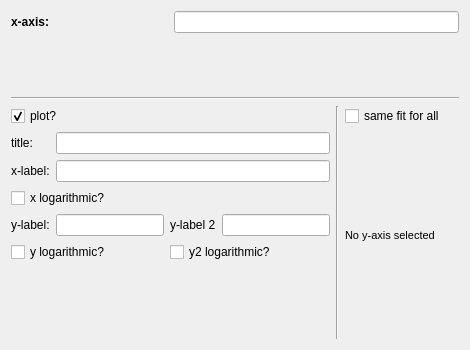
Before: the Qt Designer form nomad_camels/gui/plot_definer.ui in FAU-LAP/NOMAD-CAMELS, drawn with Qt 5.
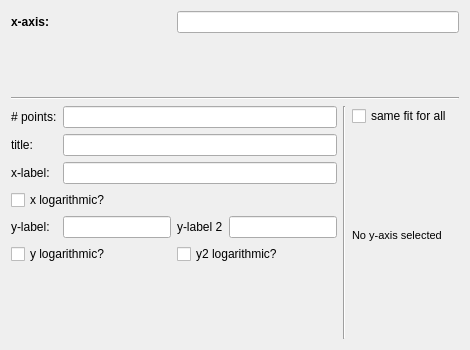
After: the same form once the commit is applied. Custom widgets are drawn as their Qt base class.

Commit message: Added the plot point number to the definition already

The edit to the form file:
```diff
--- a/nomad_camels/gui/plot_definer.ui
+++ b/nomad_camels/gui/plot_definer.ui
@@ -31,16 +31,6 @@
      </property>
     </widget>
    </item>
-   <item row="4" column="0" colspan="2">
-    <widget class="QCheckBox" name="checkBox_plot">
-     <property name="text">
-      <string>plot?</string>
-     </property>
-     <property name="checked">
-      <bool>true</bool>
-     </property>
-    </widget>
-   </item>
    <item row="3" column="0" colspan="4">
     <widget class="Line" name="line">
      <property name="orientation">
@@ -72,7 +62,14 @@
    <item row="1" column="0" colspan="4">
     <widget class="QWidget" name="y_axes" native="true"/>
    </item>
-   <item row="5" column="0" rowspan="4" colspan="2">
+   <item row="4" column="2" rowspan="5">
+    <widget class="Line" name="line_2">
+     <property name="orientation">
+      <enum>Qt::Vertical</enum>
+     </property>
+    </widget>
+   </item>
+   <item row="4" column="0" rowspan="5" colspan="2">
     <widget class="QWidget" name="plotting_group" native="true">
      <layout class="QGridLayout" name="gridLayout_2">
       <property name="leftMargin">
@@ -87,79 +84,89 @@
       <property name="bottomMargin">
        <number>0</number>
       </property>
-      <item row="1" column="0">
+      <item row="1" column="1" colspan="3">
+       <widget class="QLineEdit" name="lineEdit_title"/>
+      </item>
+      <item row="7" column="0" colspan="4">
+       <spacer name="verticalSpacer">
+        <property name="orientation">
+         <enum>Qt::Vertical</enum>
+        </property>
+        <property name="sizeHint" stdset="0">
+         <size>
+          <width>0</width>
+          <height>0</height>
+         </size>
+        </property>
+       </spacer>
+      </item>
+      <item row="2" column="0">
        <widget class="QLabel" name="label_2">
         <property name="text">
          <string>x-label:</string>
         </property>
        </widget>
       </item>
-      <item row="3" column="0">
-       <widget class="QLabel" name="label_3">
-        <property name="text">
-         <string>y-label:</string>
-        </property>
-       </widget>
-      </item>
-      <item row="3" column="1">
-       <widget class="QLineEdit" name="lineEdit_ylabel"/>
-      </item>
-      <item row="2" column="0" colspan="4">
+      <item row="3" column="0" colspan="4">
        <widget class="QCheckBox" name="checkBox_xlog">
         <property name="text">
          <string>x logarithmic?</string>
         </property>
        </widget>
       </item>
-      <item row="5" column="0" colspan="2">
+      <item row="6" column="0" colspan="2">
        <widget class="QCheckBox" name="checkBox_ylog">
         <property name="text">
          <string>y logarithmic?</string>
         </property>
        </widget>
       </item>
-      <item row="1" column="1" colspan="3">
-       <widget class="QLineEdit" name="lineEdit_xlabel"/>
-      </item>
-      <item row="3" column="2">
+      <item row="4" column="2">
        <widget class="QLabel" name="label_4">
         <property name="text">
          <string>y-label 2</string>
         </property>
        </widget>
       </item>
-      <item row="5" column="2" colspan="2">
+      <item row="6" column="2" colspan="2">
        <widget class="QCheckBox" name="checkBox_ylog2">
         <property name="text">
          <string>y2 logarithmic?</string>
         </property>
        </widget>
       </item>
-      <item row="3" column="3">
-       <widget class="QLineEdit" name="lineEdit_ylabel2"/>
-      </item>
-      <item row="0" column="0">
+      <item row="1" column="0">
        <widget class="QLabel" name="label">
         <property name="text">
          <string>title:</string>
         </property>
        </widget>
       </item>
+      <item row="4" column="0">
+       <widget class="QLabel" name="label_3">
+        <property name="text">
+         <string>y-label:</string>
+        </property>
+       </widget>
+      </item>
+      <item row="4" column="3">
+       <widget class="QLineEdit" name="lineEdit_ylabel2"/>
+      </item>
+      <item row="2" column="1" colspan="3">
+       <widget class="QLineEdit" name="lineEdit_xlabel"/>
+      </item>
+      <item row="4" column="1">
+       <widget class="QLineEdit" name="lineEdit_ylabel"/>
+      </item>
+      <item row="0" column="0">
+       <widget class="QLabel" name="label_6">
+        <property name="text">
+         <string># points:</string>
+        </property>
+       </widget>
+      </item>
       <item row="0" column="1" colspan="3">
-       <widget class="QLineEdit" name="lineEdit_title"/>
-      </item>
-      <item row="6" column="0" colspan="4">
-       <spacer name="verticalSpacer">
-        <property name="orientation">
-         <enum>Qt::Vertical</enum>
-        </property>
-        <property name="sizeHint" stdset="0">
-         <size>
-          <width>0</width>
-          <height>0</height>
-         </size>
-        </property>
-       </spacer>
+       <widget class="QLineEdit" name="lineEdit_nPoints"/>
       </item>
      </layout>
     </widget>
```
Left out of the diff: 7 changed lines with no effect on the pictures. The commit also changes 5 other files.
